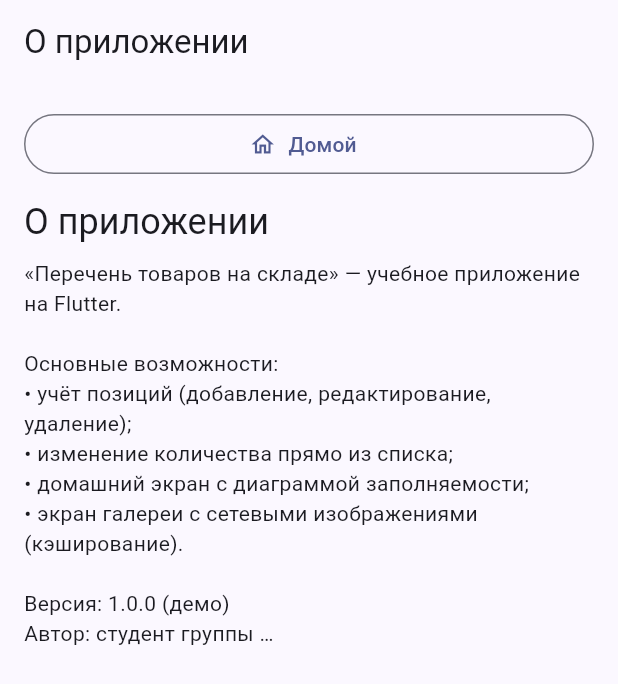
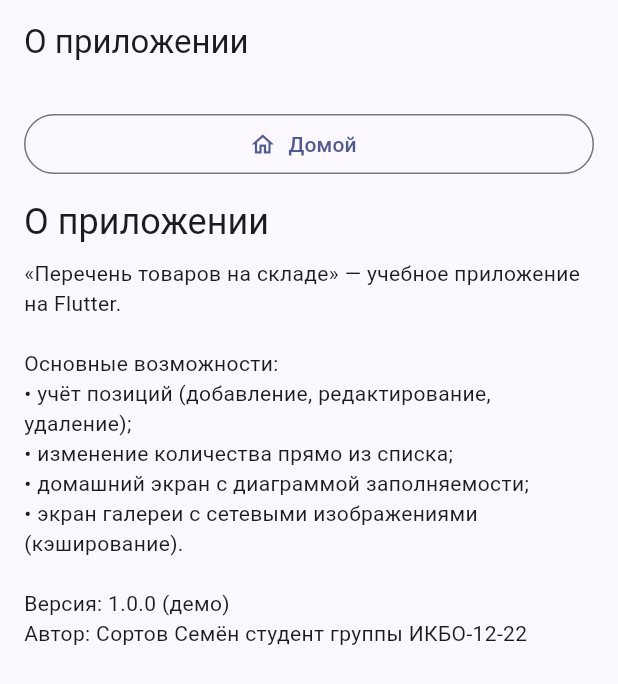
Before and after one commit to Rodi-1/Flutter_Mirea_7, a Flutter app: the AboutScreen screen opened by its route, on a phone screen of 412 x 824 dp. Shown: the top 684 px of the screen. Run offline on Flutter 3.47's test engine with Material 3 defaults, Android fonts, the phone set to English and light mode, and no system bars; our stand-ins replace cached_network_image, go_router.

Commit message:
small fix

```diff
--- a/lib/features/products/screens/about_screen.dart
+++ b/lib/features/products/screens/about_screen.dart
@@ -26,7 +26,7 @@ class AboutScreen extends StatelessWidget {
             '• домашний экран с диаграммой заполняемости;\n'
             '• экран галереи с сетевыми изображениями (кэширование).\n\n'
             'Версия: 1.0.0 (демо)\n'
-            'Автор: студент группы …\n',
+            'Автор: Сортов Семён студент группы ИКБО-12-22\n',
           ),
         ],
       ),
--- a/lib/features/products/state/warehouse_state.dart
+++ b/lib/features/products/state/warehouse_state.dart
@@ -1,6 +1,6 @@
 import '../models/product.dart';
 
-/// Единое состояние приложения (без провайдеров; достаточно для учебного проекта)
+/// Единое состояние приложения
 class WarehouseState {
   WarehouseState._();
   static final instance = WarehouseState._();
```
